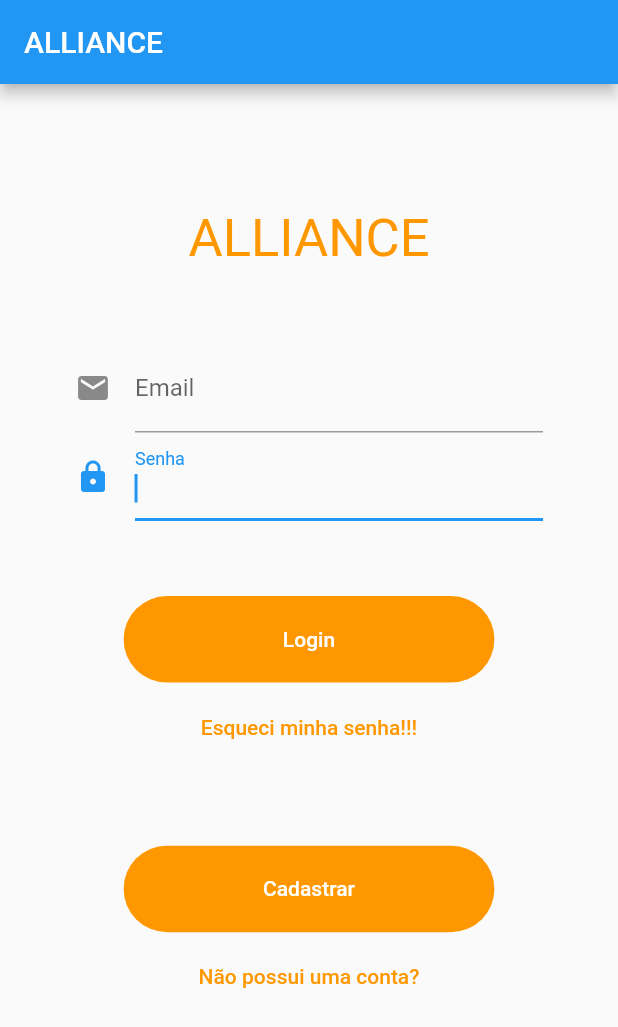
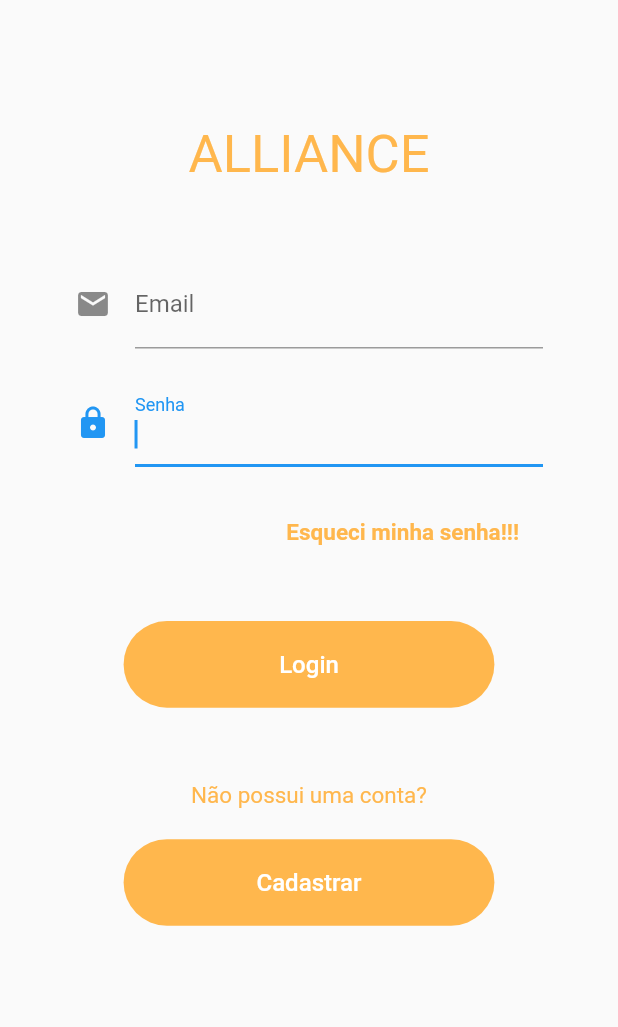
Before and after one commit to ThiagoBertoldi/alliance, a Flutter app: the MyHomePage_Login screen opened directly, on a phone screen of 412 x 824 dp. Shown: the top 1027 px of the screen. Run offline on Flutter 3.47's test engine with Material 2 defaults, Android fonts, the phone set to English and light mode, and no system bars; our stand-ins replace cloud_firestore, firebase_analytics, firebase_auth, firebase_core, modal_bottom_sheet; accounts and stored records are empty.

Commit message:
Alteração nas Páginas

```diff
--- a/lib/paginas/paginaLogin.dart
+++ b/lib/paginas/paginaLogin.dart
@@ -44,9 +44,6 @@ class _MyHomePageState_Login extends State<MyHomePage_Login> {
   @override
   Widget build(BuildContext context) {
     return Scaffold(
-      appBar: AppBar(
-        title: Text(widget.title, style: TextStyle(color: Colors.white)),
-      ),
       body: SingleChildScrollView(
         child: Container(
           margin: new EdgeInsets.only(left: 50.0, right: 50.0),
@@ -61,7 +58,10 @@ class _MyHomePageState_Login extends State<MyHomePage_Login> {
                       new EdgeInsets.only(left: 10.0, right: 10.0, bottom: 50),
                   child: Text(
                     "ALLIANCE",
-                    style: TextStyle(fontSize: 35, color: Colors.orange),
+                    style: TextStyle(
+                      fontSize: 35,
+                      color: Colors.orange[300],
+                    ),
                   ),
                 ),
 
@@ -75,7 +75,9 @@ class _MyHomePageState_Login extends State<MyHomePage_Login> {
                   ),
                 ),
 
-                TextFormField(
+                Container(
+                  margin: new EdgeInsets.only(top: 20),
+                  child: TextFormField(
                     onChanged: (text) {
                       senha = text;
                     },
@@ -86,10 +88,29 @@ class _MyHomePageState_Login extends State<MyHomePage_Login> {
                       icon: Icon(Icons.lock),
                     ),
                   ),
-
+                ),
+                Container(
+                  alignment: Alignment.centerRight,
+                  margin: new EdgeInsets.only(top: 15),
+                  height: MediaQuery.of(context).size.height * 0.07,
+                  width: MediaQuery.of(context).size.width * 0.9,
+                  // ignore: deprecated_member_use
+                  child: FlatButton(
+                    shape: RoundedRectangleBorder(
+                        borderRadius: BorderRadius.circular(50)),
+                    child: Text(
+                      'Esqueci minha senha!!!',
+                      style: TextStyle(
+                          fontSize: 15,
+                          color: Colors.orange[300],
+                          fontWeight: FontWeight.bold),
+                    ),
+                    onPressed: () {},
+                  ),
+                ),
                 // ignore: deprecated_member_use
                 Container(
-                  margin: new EdgeInsets.only(top: 50),
+                  margin: new EdgeInsets.only(top: 30),
                   // ignore: deprecated_member_use
                   child: FlatButton(
                     shape: RoundedRectangleBorder(
@@ -98,9 +119,9 @@ class _MyHomePageState_Login extends State<MyHomePage_Login> {
                     minWidth: MediaQuery.of(context).size.width * 0.6,
                     child: Text(
                       'Login',
-                      style: TextStyle(color: Colors.white),
+                      style: TextStyle(fontSize: 16, color: Colors.white),
                     ),
-                    color: Colors.orange,
+                    color: Colors.orange[300],
                     onPressed: () {
                       Navigator.push(
                           context,
@@ -111,23 +132,21 @@ class _MyHomePageState_Login extends State<MyHomePage_Login> {
                   ),
                 ),
                 Container(
-                  margin: new EdgeInsets.only(top: 1),
+                  alignment: Alignment.center,
+                  margin: new EdgeInsets.only(top: 30),
                   height: MediaQuery.of(context).size.height * 0.07,
                   width: MediaQuery.of(context).size.width * 0.6,
                   // ignore: deprecated_member_use
-                  child: FlatButton(
-                    shape: RoundedRectangleBorder(
-                        borderRadius: BorderRadius.circular(50)),
+
                   child: Text(
-                      'Esqueci minha senha!!!',
-                      style: TextStyle(color: Colors.orange),
-                    ),
-                    onPressed: () {},
+                    'Não possui uma conta?',
+                    style: TextStyle(
+                      fontSize: 15,
+                      color: Colors.orange[300],
                     ),
                   ),
-
+                ),
                 Container(
-                  margin: new EdgeInsets.only(top: 50),
                   // ignore: deprecated_member_use
                   child: FlatButton(
                     shape: RoundedRectangleBorder(
@@ -136,9 +155,9 @@ class _MyHomePageState_Login extends State<MyHomePage_Login> {
                     minWidth: MediaQuery.of(context).size.width * 0.6,
                     child: Text(
                       'Cadastrar',
-                      style: TextStyle(color: Colors.white),
+                      style: TextStyle(fontSize: 16, color: Colors.white),
                     ),
-                    color: Colors.orange,
+                    color: Colors.orange[300],
                     onPressed: () {
                       Navigator.push(
                           context,
@@ -146,21 +165,6 @@ class _MyHomePageState_Login extends State<MyHomePage_Login> {
                               builder: (BuildContext context) =>
                                   PaginaCadastro()));
                     },
-                  ),
-                ),
-                Container(
-                  margin: new EdgeInsets.only(top: 1),
-                  height: MediaQuery.of(context).size.height * 0.07,
-                  width: MediaQuery.of(context).size.width * 0.6,
-                  // ignore: deprecated_member_use
-                  child: FlatButton(
-                    shape: RoundedRectangleBorder(
-                        borderRadius: BorderRadius.circular(50)),
-                    child: Text(
-                      'Não possui uma conta?',
-                      style: TextStyle(color: Colors.orange),
-                    ),
-                    onPressed: () {},
                   ),
                 ),
               ],
--- a/lib/paginas/paginaProdutos.dart
+++ b/lib/paginas/paginaProdutos.dart
@@ -113,7 +113,7 @@ class _MyHomePageState extends State<PaginaProdutos_State> {
                   padding: new EdgeInsets.only(top: 5),
                   child: new InkWell(
                     onTap: () {
-                      print("Clicou");
+                      print("Clicou no Button $i");
                     },
                     child: Card(
                       color: Colors.white,
```
Also changed, not shown: lib/paginas/paginaCotacoesParaResponder.dart (renamed from lib/paginas/paginaVendedor.dart). Lines whose indentation alone changed are shown as unchanged.
